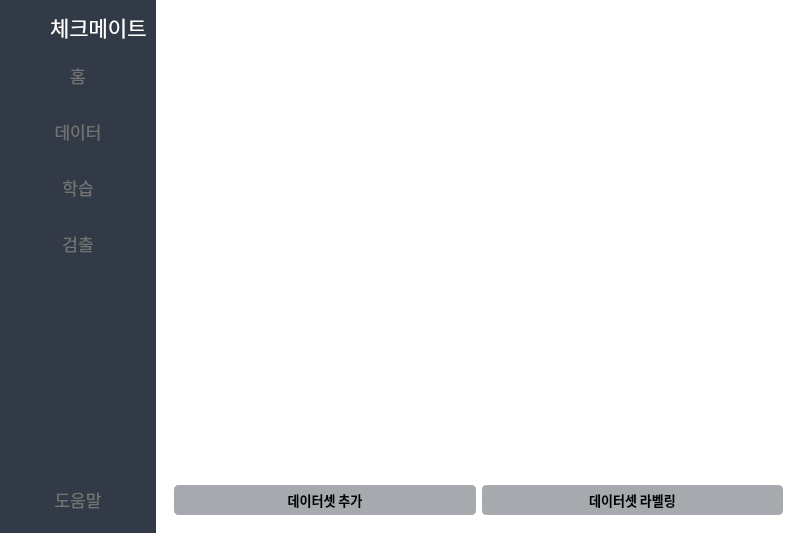
HyeyH/checkmate_ui, file main_window.ui: the form before one commit.
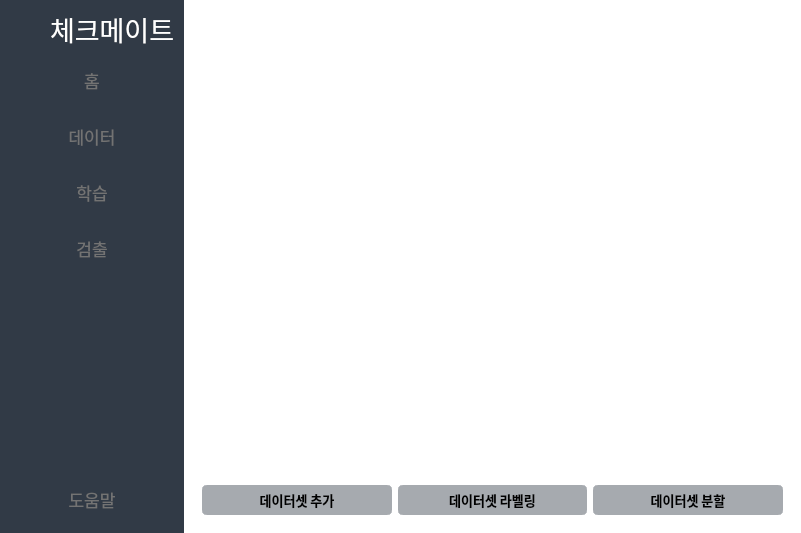
The form after the commit. The open tabs and pages were chosen to show the change. Icons and pictures are not drawn.

The edit to the form file:
```diff
--- a/main_window.ui
+++ b/main_window.ui
@@ -94,8 +94,8 @@
           <widget class="QLabel" name="title">
            <property name="font">
             <font>
-             <family>맑은 고딕</family>
-             <pointsize>16</pointsize>
+             <family>Pretendard Variable ExtraBold</family>
+             <pointsize>20</pointsize>
             </font>
            </property>
            <property name="text">
@@ -111,7 +111,7 @@
           <widget class="QPushButton" name="home_button">
            <property name="font">
             <font>
-             <family>맑은 고딕</family>
+             <family>Pretendard Variable SemiBold</family>
              <pointsize>13</pointsize>
             </font>
            </property>
@@ -140,7 +140,7 @@
           <widget class="QPushButton" name="data_button">
            <property name="font">
             <font>
-             <family>맑은 고딕</family>
+             <family>Pretendard Variable SemiBold</family>
              <pointsize>13</pointsize>
             </font>
            </property>
@@ -169,7 +169,7 @@
           <widget class="QPushButton" name="learn_button">
            <property name="font">
             <font>
-             <family>맑은 고딕</family>
+             <family>Pretendard Variable SemiBold</family>
              <pointsize>13</pointsize>
             </font>
            </property>
@@ -198,7 +198,7 @@
           <widget class="QPushButton" name="detect_button">
            <property name="font">
             <font>
-             <family>맑은 고딕</family>
+             <family>Pretendard Variable SemiBold</family>
              <pointsize>13</pointsize>
             </font>
            </property>
@@ -242,7 +242,7 @@
         <widget class="QPushButton" name="helper_button">
          <property name="font">
           <font>
-           <family>맑은 고딕</family>
+           <family>Pretendard Variable SemiBold</family>
            <pointsize>13</pointsize>
           </font>
          </property>
@@ -319,7 +319,7 @@
               <widget class="QPushButton" name="pushButton">
                <property name="font">
                 <font>
-                 <family>맑은 고딕</family>
+                 <family>Pretendard Variable SemiBold</family>
                  <pointsize>10</pointsize>
                  <weight>75</weight>
                  <bold>true</bold>
@@ -341,7 +341,7 @@
               <widget class="QPushButton" name="pushButton_2">
                <property name="font">
                 <font>
-                 <family>맑은 고딕</family>
+                 <family>Pretendard Variable SemiBold</family>
                  <pointsize>10</pointsize>
                  <weight>75</weight>
                  <bold>true</bold>
@@ -359,6 +359,28 @@
                </property>
               </widget>
              </item>
+             <item>
+              <widget class="QPushButton" name="data_split_button">
+               <property name="font">
+                <font>
+                 <family>Pretendard Variable SemiBold</family>
+                 <pointsize>10</pointsize>
+                 <weight>75</weight>
+                 <bold>true</bold>
+                </font>
+               </property>
+               <property name="styleSheet">
+                <string notr="true">border: 4px solid#a6aaaf;
+border-radius: 5px;
+padding: 1px 5px;
+background-color: #a6aaaf;
+</string>
+               </property>
+               <property name="text">
+                <string>데이터셋 분할</string>
+               </property>
+              </widget>
+             </item>
             </layout>
            </item>
           </layout>
```
Left out of the diff: 93 changed lines with no effect on the pictures.
